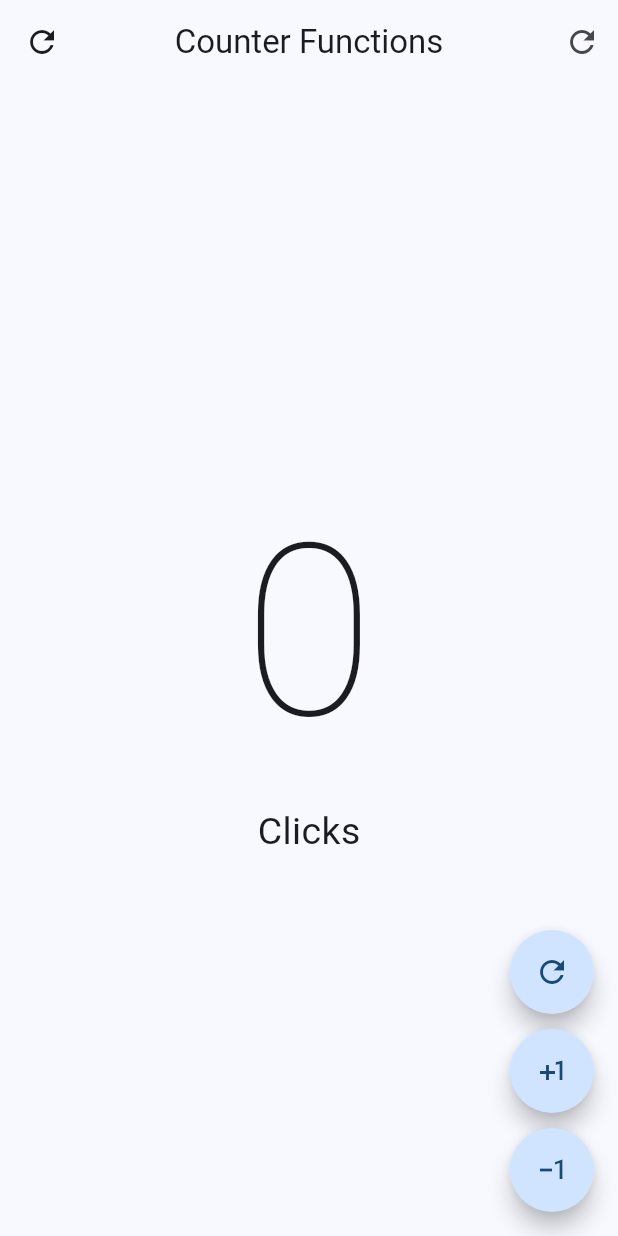
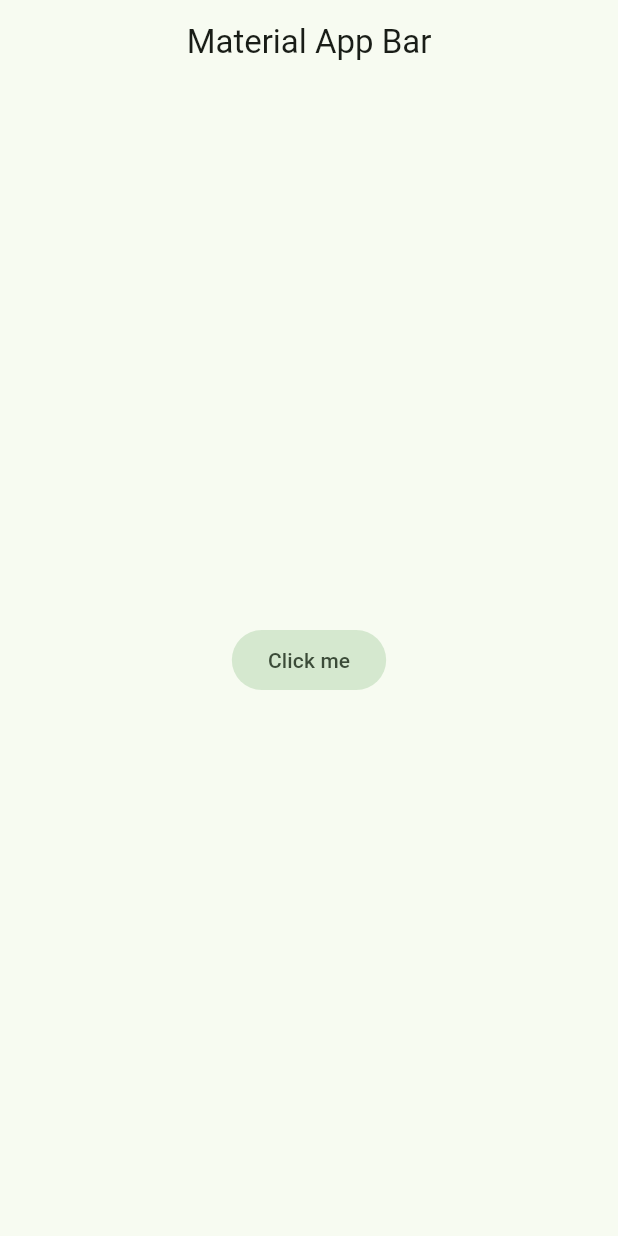
Before and after one commit to richard-allcca/Flutter-Widgets, a Flutter app: the screen it shows after launch, on a phone screen of 412 x 824 dp. Run offline on Flutter 3.47's test engine with Material 3 defaults, Android fonts, the phone set to English and light mode, and no system bars; our stand-ins replace animate_do, flutter_riverpod, go_router.

Commit message:
added app_theme

```diff
--- a/lib/config/theme/app_theme.dart
+++ b/lib/config/theme/app_theme.dart
@@ -1,4 +1,6 @@
 import 'package:flutter/material.dart';
+
+// NOTE - Para usar hexadecimales de color en flutter usa la notación '0xFF49149F'
 
 const List<Color> colorList = [
   Colors.blue,
--- a/lib/main.dart
+++ b/lib/main.dart
@@ -1,31 +1,65 @@
+// SECTION - Counter basic and counter with state
+
+// import 'package:flutter/material.dart';
+// import 'package:flutter_riverpod/flutter_riverpod.dart';
+// import 'package:widgets_app/presentation/screens/counter/counter_function_screen.dart';
+
+// void main() {
+//   runApp(
+//     const ProviderScope(
+//       child: MainApp()
+//     )
+//   );
+// }
+
+// class MainApp extends ConsumerWidget {
+//   const MainApp({super.key});
+
+//   // DESC - First screen of counter used theme of material 3
+//   @override
+//   Widget build(BuildContext context, ref) {
+//     return MaterialApp(
+//       debugShowCheckedModeBanner: false,
+//       theme: ThemeData(
+//         useMaterial3: true,
+//         colorSchemeSeed: Colors.blue
+//       ),
+//       // home: const CounterScreen(),
+//       home: const CounterFunctionScreen(),
+//     );
+//   }
+// }
+
+// SECTION - Application Yes or Not chat
+
 import 'package:flutter/material.dart';
-import 'package:flutter_riverpod/flutter_riverpod.dart';
-import 'package:widgets_app/presentation/screens/counter/counter_function_screen.dart';
+import 'package:widgets_app/config/theme/app_theme.dart';
 
-void main() {
-  runApp(
-    const ProviderScope(
-      child: MainApp()
-    )
-  );
-}
+void main() => runApp(const MyApp());
 
-class MainApp extends ConsumerWidget {
-  const MainApp({super.key});
+class MyApp extends StatelessWidget {
+  const MyApp({super.key});
 
-  // DESC - First screen of counter used theme of material 3
   @override
-  Widget build(BuildContext context, ref) {
+  Widget build(BuildContext context) {
     return MaterialApp(
       debugShowCheckedModeBanner: false,
-      theme: ThemeData(
-        useMaterial3: true,
-        colorSchemeSeed: Colors.blue
+      title: 'Yes or Not app',
+      theme: AppTheme(isDarkMode: false, selectedColor: 2).getTheme(),
+      home: Scaffold(
+        appBar: AppBar(
+          title: const Text('Material App Bar'),
+        ),
+        body: Center(
+          child: FilledButton.tonal(
+            child: const Text('Click me'),
+            onPressed: (){},
+          ),
+        ),
       ),
-      // home: const CounterScreen(),
-      home: const CounterFunctionScreen(),
     );
   }
+}
 
   // @override
   // Widget build(BuildContext context, ref) {
@@ -63,4 +97,3 @@ class MainApp extends ConsumerWidget {
     //   },
     // );
   // }
-}
```
